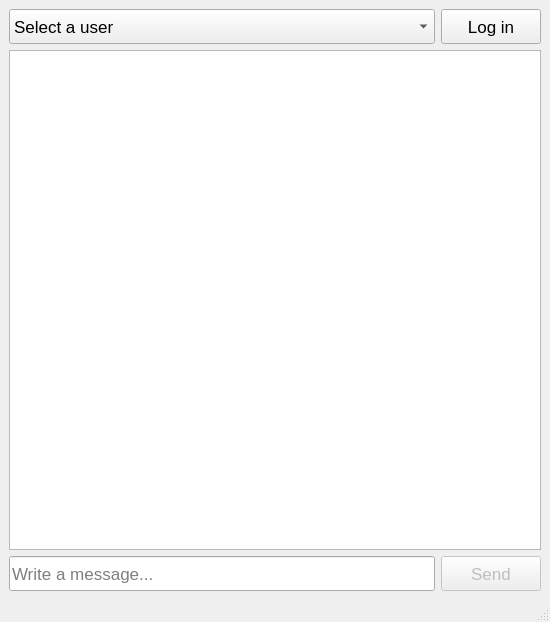
Qt form Client/mainwindow.ui (NadezhdaShilaeva/My_Messenger) before a commit.
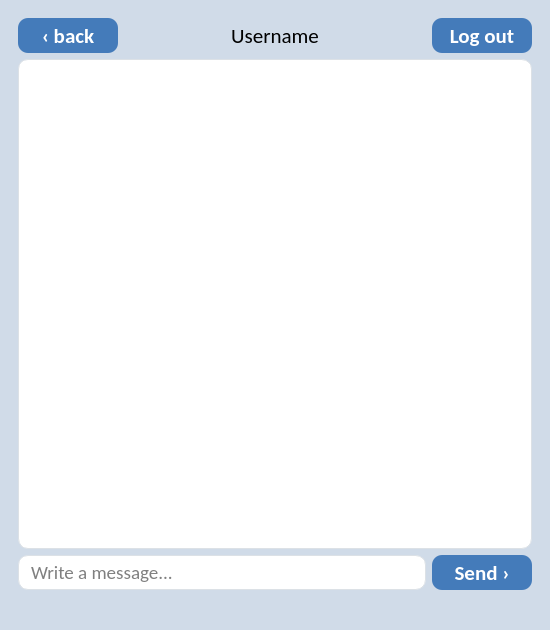
The same form after that commit.

What changed in the file:
```diff
--- a/Client/mainwindow.ui
+++ b/Client/mainwindow.ui
@@ -7,113 +7,521 @@
     <x>0</x>
     <y>0</y>
     <width>550</width>
-    <height>622</height>
+    <height>630</height>
    </rect>
   </property>
   <property name="windowTitle">
-   <string>MainWindow</string>
+   <string>My Messenger</string>
+  </property>
+  <property name="styleSheet">
+   <string notr="true">background-color: rgb(208, 219, 232);</string>
   </property>
   <widget class="QWidget" name="centralwidget">
+   <property name="styleSheet">
+    <string notr="true">background-color: rgb(208, 219, 232);</string>
+   </property>
    <layout class="QGridLayout" name="gridLayout">
-    <item row="0" column="1">
-     <widget class="QPushButton" name="loginButton">
-      <property name="enabled">
-       <bool>true</bool>
-      </property>
-      <property name="sizePolicy">
-       <sizepolicy hsizetype="Minimum" vsizetype="Maximum">
-        <horstretch>0</horstretch>
-        <verstretch>0</verstretch>
-       </sizepolicy>
-      </property>
-      <property name="minimumSize">
-       <size>
-        <width>100</width>
-        <height>35</height>
-       </size>
-      </property>
-      <property name="font">
-       <font>
-        <pointsize>13</pointsize>
-       </font>
-      </property>
-      <property name="cursor">
-       <cursorShape>PointingHandCursor</cursorShape>
-      </property>
-      <property name="text">
-       <string>Log in</string>
-      </property>
-     </widget>
-    </item>
-    <item row="1" column="0" colspan="2">
-     <widget class="QListView" name="chatView"/>
-    </item>
-    <item row="2" column="0">
-     <widget class="QLineEdit" name="messageEdit">
-      <property name="minimumSize">
-       <size>
-        <width>200</width>
-        <height>35</height>
-       </size>
-      </property>
-      <property name="font">
-       <font>
-        <pointsize>13</pointsize>
-       </font>
-      </property>
-      <property name="placeholderText">
-       <string>Write a message...</string>
-      </property>
-     </widget>
-    </item>
-    <item row="2" column="1">
-     <widget class="QPushButton" name="sendButton">
-      <property name="enabled">
-       <bool>false</bool>
-      </property>
-      <property name="sizePolicy">
-       <sizepolicy hsizetype="Minimum" vsizetype="Fixed">
-        <horstretch>0</horstretch>
-        <verstretch>0</verstretch>
-       </sizepolicy>
-      </property>
-      <property name="minimumSize">
-       <size>
-        <width>100</width>
-        <height>35</height>
-       </size>
-      </property>
-      <property name="font">
-       <font>
-        <pointsize>13</pointsize>
-       </font>
-      </property>
-      <property name="cursor">
-       <cursorShape>PointingHandCursor</cursorShape>
-      </property>
-      <property name="text">
-       <string>Send</string>
-      </property>
-     </widget>
-    </item>
     <item row="0" column="0">
-     <widget class="QComboBox" name="usersBox">
-      <property name="minimumSize">
-       <size>
-        <width>0</width>
-        <height>35</height>
-       </size>
+     <widget class="QStackedWidget" name="stackedWidget">
+      <property name="sizePolicy">
+       <sizepolicy hsizetype="Preferred" vsizetype="Preferred">
+        <horstretch>0</horstretch>
+        <verstretch>0</verstretch>
+       </sizepolicy>
       </property>
-      <property name="font">
-       <font>
-        <pointsize>13</pointsize>
-       </font>
+      <property name="styleSheet">
+       <string notr="true">background: transparent;</string>
       </property>
-      <item>
-       <property name="text">
-        <string>Select a user</string>
+      <property name="currentIndex">
+       <number>2</number>
+      </property>
+      <widget class="QWidget" name="loginPage">
+       <property name="styleSheet">
+        <string notr="true">background: transparent;</string>
        </property>
-      </item>
+       <layout class="QGridLayout" name="gridLayout_3">
+        <item row="2" column="0">
+         <layout class="QHBoxLayout" name="horizontalLayout_3">
+          <item>
+           <widget class="QLineEdit" name="usernameEdit">
+            <property name="minimumSize">
+             <size>
+              <width>300</width>
+              <height>35</height>
+             </size>
+            </property>
+            <property name="maximumSize">
+             <size>
+              <width>300</width>
+              <height>16777215</height>
+             </size>
+            </property>
+            <property name="font">
+             <font>
+              <family>Calibri</family>
+              <pointsize>14</pointsize>
+              <weight>50</weight>
+              <italic>false</italic>
+              <bold>false</bold>
+             </font>
+            </property>
+            <property name="styleSheet">
+             <string notr="true">QLineEdit
+{
+font: 400 14pt &quot;Calibri&quot;;
+border-radius: 10px;
+border: 1px solid #dce1e6;
+background: rgb(255, 255, 255);
+}
+QLineEdit:focus
+{
+border: 1px solid rgb(68, 123, 186);
+}</string>
+            </property>
+            <property name="alignment">
+             <set>Qt::AlignCenter</set>
+            </property>
+            <property name="placeholderText">
+             <string>Username</string>
+            </property>
+           </widget>
+          </item>
+         </layout>
+        </item>
+        <item row="0" column="0">
+         <spacer name="verticalSpacer">
+          <property name="orientation">
+           <enum>Qt::Vertical</enum>
+          </property>
+          <property name="sizeHint" stdset="0">
+           <size>
+            <width>20</width>
+            <height>40</height>
+           </size>
+          </property>
+         </spacer>
+        </item>
+        <item row="3" column="0">
+         <layout class="QHBoxLayout" name="horizontalLayout_4">
+          <item>
+           <widget class="QPushButton" name="loginButton">
+            <property name="minimumSize">
+             <size>
+              <width>150</width>
+              <height>35</height>
+             </size>
+            </property>
+            <property name="maximumSize">
+             <size>
+              <width>150</width>
+              <height>35</height>
+             </size>
+            </property>
+            <property name="baseSize">
+             <size>
+              <width>0</width>
+              <height>0</height>
+             </size>
+            </property>
+            <property name="font">
+             <font>
+              <family>Calibri</family>
+              <pointsize>16</pointsize>
+              <weight>87</weight>
+              <italic>false</italic>
+              <bold>true</bold>
+             </font>
+            </property>
+            <property name="cursor">
+             <cursorShape>PointingHandCursor</cursorShape>
+            </property>
+            <property name="styleSheet">
+             <string notr="true">background-color: rgba(68, 123, 186, 1);
+border-radius: 10px;
+color: rgb(255, 255, 255);
+font: 700 16pt &quot;Calibri&quot;;</string>
+            </property>
+            <property name="text">
+             <string>Log in</string>
+            </property>
+           </widget>
+          </item>
+         </layout>
+        </item>
+        <item row="1" column="0">
+         <layout class="QHBoxLayout" name="horizontalLayout_2">
+          <item>
+           <widget class="QLabel" name="label">
+            <property name="minimumSize">
+             <size>
+              <width>0</width>
+              <height>35</height>
+             </size>
+            </property>
+            <property name="font">
+             <font>
+              <family>Calibri</family>
+              <pointsize>16</pointsize>
+              <weight>87</weight>
+              <italic>false</italic>
+              <bold>true</bold>
+             </font>
+            </property>
+            <property name="styleSheet">
+             <string notr="true">background: transparent;
+font: 700 16pt &quot;Calibri&quot;;</string>
+            </property>
+            <property name="text">
+             <string>Enter your username:</string>
+            </property>
+            <property name="alignment">
+             <set>Qt::AlignCenter</set>
+            </property>
+           </widget>
+          </item>
+         </layout>
+        </item>
+        <item row="4" column="0">
+         <spacer name="verticalSpacer_2">
+          <property name="orientation">
+           <enum>Qt::Vertical</enum>
+          </property>
+          <property name="sizeHint" stdset="0">
+           <size>
+            <width>20</width>
+            <height>40</height>
+           </size>
+          </property>
+         </spacer>
+        </item>
+       </layout>
+      </widget>
+      <widget class="QWidget" name="UsersListPage">
+       <property name="styleSheet">
+        <string notr="true">background: transparent;</string>
+       </property>
+       <layout class="QGridLayout" name="gridLayout_4">
+        <item row="0" column="0">
+         <widget class="QLineEdit" name="findUserEdit">
+          <property name="minimumSize">
+           <size>
+            <width>300</width>
+            <height>35</height>
+           </size>
+          </property>
+          <property name="font">
+           <font>
+            <family>Calibri</family>
+            <pointsize>14</pointsize>
+            <weight>50</weight>
+            <italic>false</italic>
+            <bold>false</bold>
+           </font>
+          </property>
+          <property name="styleSheet">
+           <string notr="true">QLineEdit
+{
+padding-left: 10px; 
+font: 400 14pt &quot;Calibri&quot;;
+border-radius: 10px;
+border: 1px solid #dce1e6;
+background: rgb(255, 255, 255);
+}
+QLineEdit:focus
+{
+border: 1px solid rgb(68, 123, 186);
+}</string>
+          </property>
+          <property name="placeholderText">
+           <string>Find a user...</string>
+          </property>
+         </widget>
+        </item>
+        <item row="0" column="1">
+         <widget class="QPushButton" name="logoutButton2">
+          <property name="minimumSize">
+           <size>
+            <width>100</width>
+            <height>35</height>
+           </size>
+          </property>
+          <property name="font">
+           <font>
+            <family>Calibri</family>
+            <pointsize>16</pointsize>
+            <weight>87</weight>
+            <italic>false</italic>
+            <bold>true</bold>
+           </font>
+          </property>
+          <property name="cursor">
+           <cursorShape>PointingHandCursor</cursorShape>
+          </property>
+          <property name="styleSheet">
+           <string notr="true">background-color: rgba(68, 123, 186, 1);
+border-radius: 10px;
+color: rgb(255, 255, 255);
+font: 700 16pt &quot;Calibri&quot;;</string>
+          </property>
+          <property name="text">
+           <string>Log out</string>
+          </property>
+         </widget>
+        </item>
+        <item row="1" column="0" colspan="2">
+         <widget class="QListView" name="usersListView">
+          <property name="cursor" stdset="0">
+           <cursorShape>ArrowCursor</cursorShape>
+          </property>
+          <property name="styleSheet">
+           <string notr="true">QListView
+{
+background-color: rgb(255, 255, 255);
+border-radius: 10px;
+border: 1px solid #dce1e6;
+font: 400 14pt &quot;Calibri&quot;;
+outline: 0
+}
+QListView::item
+{ 
+font: 400 14pt &quot;Calibri&quot;;
+border-bottom: 1px solid #dce1e6; 
+padding: 10px; 
+}
+QListView::item:hover
+{ 
+background-color:rgba(208, 219, 232, 100); 
+}</string>
+          </property>
+          <property name="verticalScrollBarPolicy">
+           <enum>Qt::ScrollBarAlwaysOff</enum>
+          </property>
+          <property name="horizontalScrollBarPolicy">
+           <enum>Qt::ScrollBarAlwaysOff</enum>
+          </property>
+          <property name="sizeAdjustPolicy">
+           <enum>QAbstractScrollArea::AdjustIgnored</enum>
+          </property>
+         </widget>
+        </item>
+       </layout>
+      </widget>
+      <widget class="QWidget" name="chatPage">
+       <property name="styleSheet">
+        <string notr="true">background: transparent;</string>
+       </property>
+       <layout class="QGridLayout" name="gridLayout_2">
+        <item row="0" column="0">
+         <widget class="QPushButton" name="returnButton">
+          <property name="minimumSize">
+           <size>
+            <width>100</width>
+            <height>35</height>
+           </size>
+          </property>
+          <property name="maximumSize">
+           <size>
+            <width>100</width>
+            <height>16777215</height>
+           </size>
+          </property>
+          <property name="font">
+           <font>
+            <family>Calibri</family>
+            <pointsize>16</pointsize>
+            <weight>87</weight>
+            <italic>false</italic>
+            <bold>true</bold>
+           </font>
+          </property>
+          <property name="cursor">
+           <cursorShape>PointingHandCursor</cursorShape>
+          </property>
+          <property name="styleSheet">
+           <string notr="true">background-color: rgba(68, 123, 186, 1);
+border-radius: 10px;
+color: rgb(255, 255, 255);
+font: 700 16pt &quot;Calibri&quot;;</string>
+          </property>
+          <property name="text">
+           <string>‹ back</string>
+          </property>
+         </widget>
+        </item>
+        <item row="0" column="1">
+         <widget class="QLabel" name="usernameLabel">
+          <property name="font">
+           <font>
+            <family>Calibri</family>
+            <pointsize>16</pointsize>
+            <weight>50</weight>
+            <italic>false</italic>
+            <bold>false</bold>
+           </font>
+          </property>
+          <property name="whatsThis">
+           <string/>
+          </property>
+          <property name="styleSheet">
+           <string notr="true">background: transparent;
+font: 400 16pt &quot;Calibri&quot;;</string>
+          </property>
+          <property name="text">
+           <string>Username</string>
+          </property>
+          <property name="alignment">
+           <set>Qt::AlignCenter</set>
+          </property>
+         </widget>
+        </item>
+        <item row="0" column="2">
+         <widget class="QPushButton" name="logoutButton">
+          <property name="enabled">
+           <bool>true</bool>
+          </property>
+          <property name="sizePolicy">
+           <sizepolicy hsizetype="Minimum" vsizetype="Maximum">
+            <horstretch>0</horstretch>
+            <verstretch>0</verstretch>
+           </sizepolicy>
+          </property>
+          <property name="minimumSize">
+           <size>
+            <width>100</width>
+            <height>35</height>
+           </size>
+          </property>
+          <property name="font">
+           <font>
+            <family>Calibri</family>
+            <pointsize>16</pointsize>
+            <weight>87</weight>
+            <italic>false</italic>
+            <bold>true</bold>
+           </font>
+          </property>
+          <property name="cursor">
+           <cursorShape>PointingHandCursor</cursorShape>
+          </property>
+          <property name="styleSheet">
+           <string notr="true">background-color: rgba(68, 123, 186, 1);
+border-radius: 10px;
+color: rgb(255, 255, 255);
+font: 700 16pt &quot;Calibri&quot;;</string>
+          </property>
+          <property name="text">
+           <string>Log out</string>
+          </property>
+         </widget>
+        </item>
+        <item row="1" column="0" colspan="3">
+         <widget class="QListView" name="chatView">
+          <property name="styleSheet">
+           <string notr="true">QListView
+{
+padding: 10px;
+background-color: rgb(255, 255, 255);
+border-radius: 10px;
+border: 1px solid #dce1e6;
+outline: 0
+}
+QListView::item:hover
+{ 
+color: rgb(0, 0, 0);
+background-color: transparent;
+}
+QListView::item:selected
+{ 
+color: rgb(0, 0, 0);
+background-color: transparent;
+}</string>
+          </property>
+         </widget>
+        </item>
+        <item row="2" column="0" colspan="2">
+         <widget class="QLineEdit" name="messageEdit">
+          <property name="minimumSize">
+           <size>
+            <width>200</width>
+            <height>35</height>
+           </size>
+          </property>
+          <property name="font">
+           <font>
+            <family>Calibri</family>
+            <pointsize>14</pointsize>
+            <weight>50</weight>
+            <italic>false</italic>
+            <bold>false</bold>
+           </font>
+          </property>
+          <property name="styleSheet">
+           <string notr="true">QLineEdit
+{
+padding-left: 10px; 
+font: 400 14pt &quot;Calibri&quot;;
+border-radius: 10px;
+border: 1px solid #dce1e6;
+background: rgb(255, 255, 255);
+}
+QLineEdit:focus
+{
+border: 1px solid rgb(68, 123, 186);
+}</string>
+          </property>
+          <property name="placeholderText">
+           <string>Write a message...</string>
+          </property>
+         </widget>
+        </item>
+        <item row="2" column="2">
+         <widget class="QPushButton" name="sendButton">
+          <property name="enabled">
+           <bool>true</bool>
+          </property>
+          <property name="sizePolicy">
+           <sizepolicy hsizetype="Minimum" vsizetype="Fixed">
+            <horstretch>0</horstretch>
+            <verstretch>0</verstretch>
+           </sizepolicy>
+          </property>
+          <property name="minimumSize">
+           <size>
+            <width>100</width>
+            <height>35</height>
+           </size>
+          </property>
+          <property name="maximumSize">
+           <size>
+            <width>100</width>
+            <height>16777215</height>
+           </size>
+          </property>
+          <property name="font">
+           <font>
+            <family>Calibri</family>
+            <pointsize>16</pointsize>
+            <weight>87</weight>
+            <italic>false</italic>
+            <bold>true</bold>
+           </font>
+          </property>
+          <property name="cursor">
+           <cursorShape>PointingHandCursor</cursorShape>
+          </property>
+          <property name="styleSheet">
+           <string notr="true">background-color: rgba(68, 123, 186, 1);
+border-radius: 10px;
+color: rgb(255, 255, 255);
+font: 700 16pt &quot;Calibri&quot;;</string>
+          </property>
+          <property name="text">
+           <string>Send ›</string>
+          </property>
+         </widget>
+        </item>
+       </layout>
+      </widget>
      </widget>
     </item>
    </layout>
```
